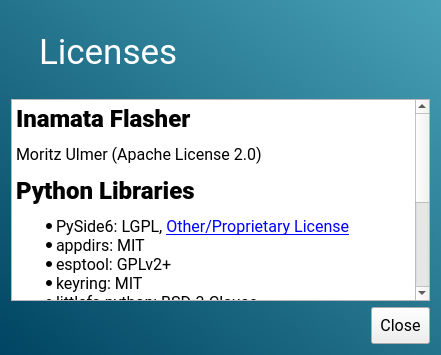
Qt form uis/about.ui (InamataIO/Flasher) before a commit.
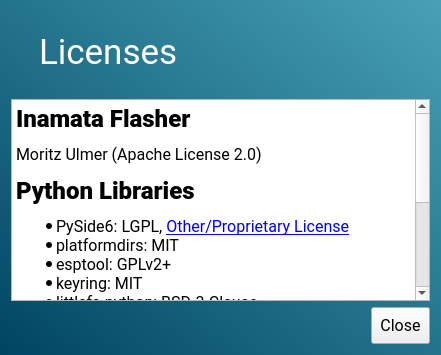
The same form after that commit.

Diff of the .ui file:
```diff
--- a/uis/about.ui
+++ b/uis/about.ui
@@ -77,7 +77,7 @@
 &lt;p style=&quot; margin-top:12px; margin-bottom:12px; margin-left:0px; margin-right:0px; -qt-block-indent:0; text-indent:0px;&quot;&gt;&lt;span style=&quot; font-size:x-large; font-weight:700;&quot;&gt;Python Libraries&lt;/span&gt;&lt;/p&gt;
 &lt;ul style=&quot;margin-top: 0px; margin-bottom: 0px; margin-left: 0px; margin-right: 0px; -qt-list-indent: 1;&quot;&gt;
 &lt;li style=&quot; margin-top:12px; margin-bottom:0px; margin-left:0px; margin-right:0px; -qt-block-indent:0; text-indent:0px;&quot;&gt;&lt;span style=&quot; font-size:16px;&quot;&gt;PySide6: LGPL, &lt;/span&gt;&lt;a href=&quot;https://doc.qt.io/qt-6/licenses-used-in-qt.html&quot;&gt;&lt;span style=&quot; font-size:16px; text-decoration: underline; color:#0000ff;&quot;&gt;Other/Proprietary License&lt;/span&gt;&lt;/a&gt;&lt;/li&gt;
-&lt;li style=&quot; margin-top:0px; margin-bottom:0px; margin-left:0px; margin-right:0px; -qt-block-indent:0; text-indent:0px;&quot;&gt;&lt;span style=&quot; font-size:16px;&quot;&gt;appdirs: MIT&lt;/span&gt;&lt;/li&gt;
+&lt;li style=&quot; margin-top:0px; margin-bottom:0px; margin-left:0px; margin-right:0px; -qt-block-indent:0; text-indent:0px;&quot;&gt;&lt;span style=&quot; font-size:16px;&quot;&gt;platformdirs: MIT&lt;/span&gt;&lt;/li&gt;
 &lt;li style=&quot; margin-top:0px; margin-bottom:0px; margin-left:0px; margin-right:0px; -qt-block-indent:0; text-indent:0px;&quot;&gt;&lt;span style=&quot; font-size:16px;&quot;&gt;esptool: GPLv2+&lt;/span&gt;&lt;/li&gt;
 &lt;li style=&quot; margin-top:0px; margin-bottom:0px; margin-left:0px; margin-right:0px; -qt-block-indent:0; text-indent:0px;&quot;&gt;&lt;span style=&quot; font-size:16px;&quot;&gt;keyring: MIT&lt;/span&gt;&lt;/li&gt;
 &lt;li style=&quot; margin-top:0px; margin-bottom:0px; margin-left:0px; margin-right:0px; -qt-block-indent:0; text-indent:0px;&quot;&gt;&lt;span style=&quot; font-size:16px;&quot;&gt;littlefs-python: BSD-3-Clause&lt;/span&gt;&lt;/li&gt;
```
